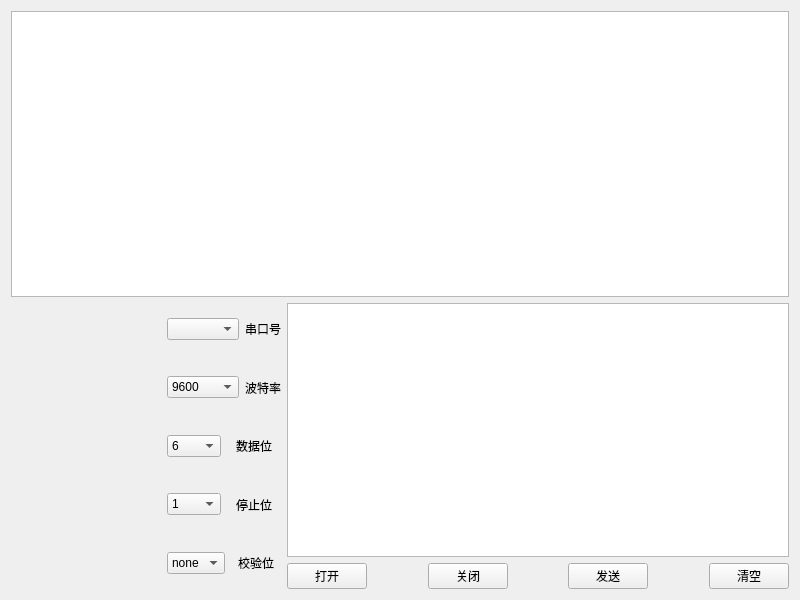
Above: mywidget.ui from da-yuanyuan/Serial-port-assistant before the change. Below: the same form after it.
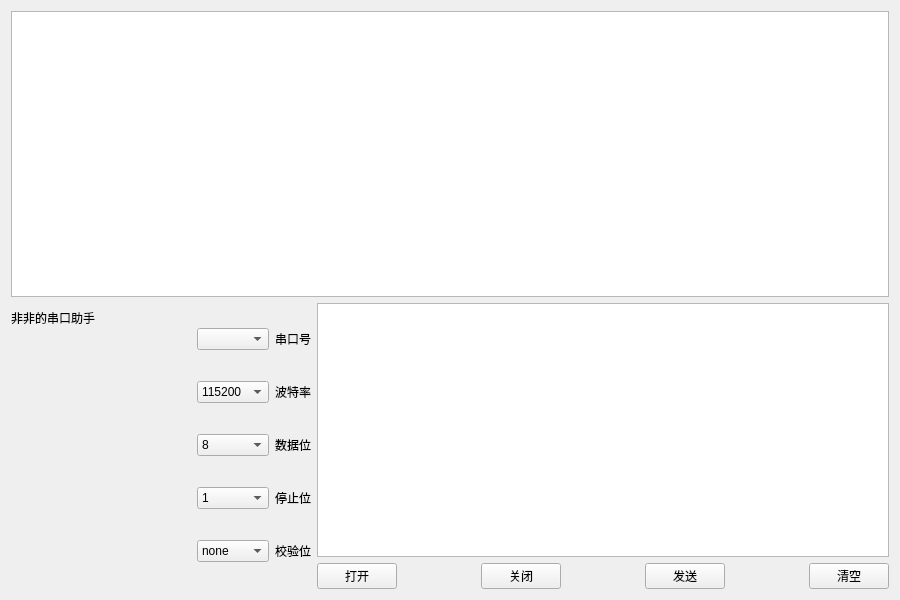
That is the form after the change. Icons and pictures are not drawn.

Commit message: 完善串口功能：打开/关闭，发送/接收，异常操作弹窗，修改ui。

Diff of the .ui file:
```diff
--- a/mywidget.ui
+++ b/mywidget.ui
@@ -6,49 +6,60 @@
    <rect>
     <x>0</x>
     <y>0</y>
-    <width>800</width>
+    <width>900</width>
     <height>600</height>
    </rect>
   </property>
   <property name="windowTitle">
    <string>MyWidget</string>
   </property>
-  <layout class="QGridLayout" name="gridLayout">
+  <layout class="QGridLayout" name="gridLayout_2">
    <item row="0" column="0">
-    <layout class="QVBoxLayout" name="verticalLayout_3">
-     <item>
       <widget class="QPlainTextEdit" name="recv_Edit">
        <property name="readOnly">
         <bool>true</bool>
        </property>
       </widget>
      </item>
+   <item row="1" column="0">
+    <layout class="QHBoxLayout" name="horizontalLayout">
      <item>
-      <layout class="QHBoxLayout" name="horizontalLayout_7">
+      <layout class="QVBoxLayout" name="verticalLayout_3">
+       <item>
+        <widget class="QLabel" name="label_7">
+         <property name="text">
+          <string>非非的串口助手</string>
+         </property>
+        </widget>
+       </item>
        <item>
         <widget class="QLabel" name="label_6">
          <property name="minimumSize">
           <size>
-           <width>150</width>
+           <width>180</width>
            <height>250</height>
           </size>
          </property>
          <property name="styleSheet">
-          <string notr="true">border-image: url(:/pic/04.png);</string>
+          <string notr="true">border-image: url(:/pic/01.png);</string>
          </property>
          <property name="text">
-          <string>                                    </string>
+          <string/>
          </property>
         </widget>
        </item>
-       <item>
-        <layout class="QVBoxLayout" name="verticalLayout">
-         <item>
-          <layout class="QHBoxLayout" name="horizontalLayout">
-           <item>
-            <widget class="QComboBox" name="portname_Cb"/>
+      </layout>
            </item>
            <item>
+      <layout class="QGridLayout" name="gridLayout">
+       <item row="0" column="0">
+        <widget class="QComboBox" name="portname_Cb">
+         <property name="currentIndex">
+          <number>-1</number>
+         </property>
+        </widget>
+       </item>
+       <item row="0" column="1">
             <widget class="QLabel" name="label">
              <property name="text">
               <string>串口号</string>
@@ -58,12 +69,21 @@
              </property>
             </widget>
            </item>
-          </layout>
-         </item>
-         <item>
-          <layout class="QHBoxLayout" name="horizontalLayout_2">
-           <item>
+       <item row="1" column="0">
             <widget class="QComboBox" name="baudrate_Cb">
+         <property name="currentIndex">
+          <number>3</number>
+         </property>
+         <item>
+          <property name="text">
+           <string>2400</string>
+          </property>
+         </item>
+         <item>
+          <property name="text">
+           <string>4800</string>
+          </property>
+         </item>
              <item>
               <property name="text">
                <string>9600</string>
@@ -76,7 +96,7 @@
              </item>
             </widget>
            </item>
-           <item>
+       <item row="1" column="1">
             <widget class="QLabel" name="label_2">
              <property name="text">
               <string>波特率</string>
@@ -86,12 +106,11 @@
              </property>
             </widget>
            </item>
-          </layout>
-         </item>
-         <item>
-          <layout class="QHBoxLayout" name="horizontalLayout_3">
-           <item>
+       <item row="2" column="0">
             <widget class="QComboBox" name="databit_Cb">
+         <property name="currentIndex">
+          <number>2</number>
+         </property>
              <item>
               <property name="text">
                <string>6</string>
@@ -109,7 +128,7 @@
              </item>
             </widget>
            </item>
-           <item>
+       <item row="2" column="1">
             <widget class="QLabel" name="label_3">
              <property name="text">
               <string>数据位</string>
@@ -119,11 +138,7 @@
              </property>
             </widget>
            </item>
-          </layout>
-         </item>
-         <item>
-          <layout class="QHBoxLayout" name="horizontalLayout_4">
-           <item>
+       <item row="3" column="0">
             <widget class="QComboBox" name="stopbit_Cb">
              <item>
               <property name="text">
@@ -142,7 +157,7 @@
              </item>
             </widget>
            </item>
-           <item>
+       <item row="3" column="1">
             <widget class="QLabel" name="label_4">
              <property name="text">
               <string>停止位</string>
@@ -152,20 +167,26 @@
              </property>
             </widget>
            </item>
-          </layout>
-         </item>
-         <item>
-          <layout class="QHBoxLayout" name="horizontalLayout_5">
-           <item>
+       <item row="4" column="0">
             <widget class="QComboBox" name="checkbit_Cb">
              <item>
               <property name="text">
                <string>none</string>
               </property>
              </item>
-            </widget>
-           </item>
-           <item>
+         <item>
+          <property name="text">
+           <string>even</string>
+          </property>
+         </item>
+         <item>
+          <property name="text">
+           <string>odd</string>
+          </property>
+         </item>
+        </widget>
+       </item>
+       <item row="4" column="1">
             <widget class="QLabel" name="label_5">
              <property name="text">
               <string>校验位</string>
@@ -177,8 +198,6 @@
            </item>
           </layout>
          </item>
-        </layout>
-       </item>
        <item>
         <layout class="QVBoxLayout" name="verticalLayout_2">
          <item>
@@ -252,8 +271,6 @@
               <string>清空</string>
              </property>
             </widget>
-           </item>
-          </layout>
          </item>
         </layout>
        </item>
```
Lines whose indentation alone changed are shown as unchanged. The commit also changes 12 other files.
